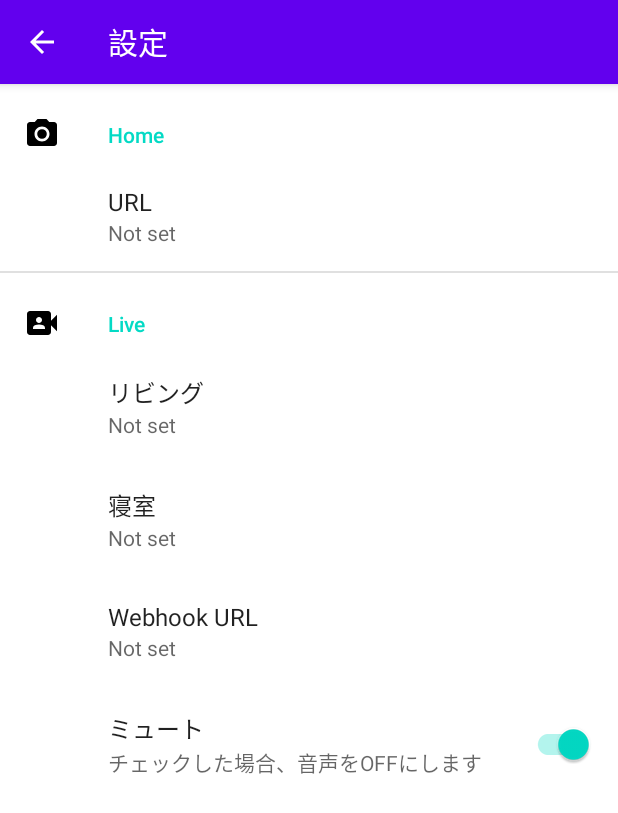
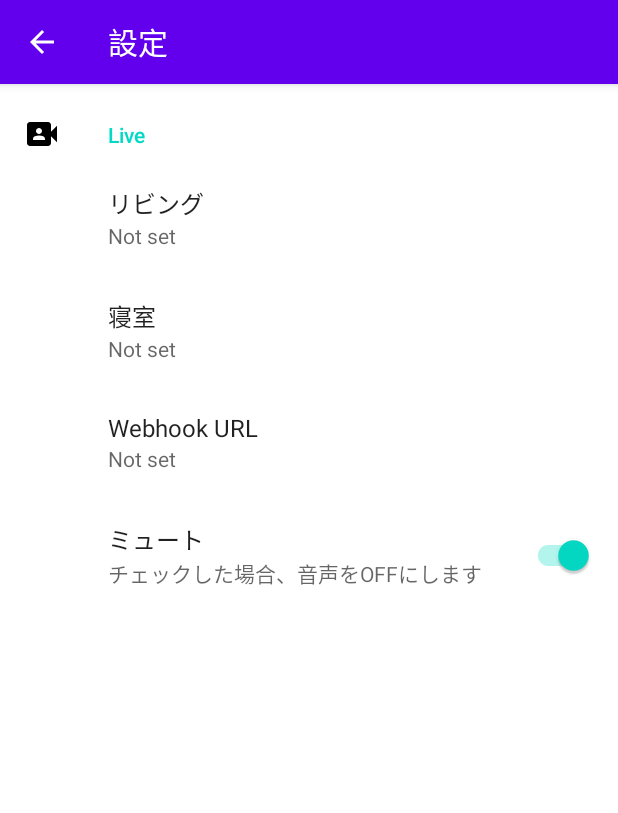
Before and after one commit to hosshy84/baby-monitor, an Android app: the SettingsActivity screen opened directly, with no data from a screen before it, on a phone screen of 412 x 824 dp. Shown: the top 813 px of the screen. Run offline under Robolectric (Android 15) with nearby library versions, the phone set to English and light mode, and no system bars; our stand-ins replace androidx.preference; network calls fail.

Commit message:
不要な設定を削除

```diff
--- a/baby-monitor.android/app/src/main/res/xml/root_preferences.xml
+++ b/baby-monitor.android/app/src/main/res/xml/root_preferences.xml
@@ -1,15 +1,4 @@
 <PreferenceScreen xmlns:app="http://schemas.android.com/apk/res-auto">
-
-    <PreferenceCategory
-        app:title="@string/menu_home"
-        app:icon="@drawable/ic_menu_camera">
-
-        <EditTextPreference
-            app:key="url"
-            app:title="@string/url"
-            app:useSimpleSummaryProvider="true" />
-
-    </PreferenceCategory>
 
     <PreferenceCategory
         app:title="@string/menu_live"
```
